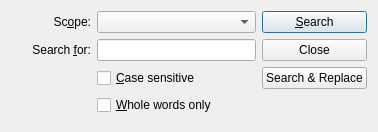
The window that src/plugins/find/finddialog.ui (qt-creator/qt-creator) describes before a commit, drawn with Qt 5.
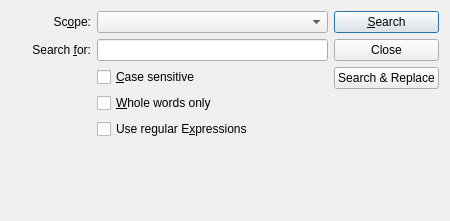
The same window after the commit.

Commit message:
Make "Use regular expressions" a general option for find filters.
This was the main goal of the new generalized Find::FindFlags

Patch:
```diff
--- a/src/plugins/find/finddialog.ui
+++ b/src/plugins/find/finddialog.ui
@@ -6,8 +6,8 @@
    <rect>
     <x>0</x>
     <y>0</y>
-    <width>378</width>
-    <height>123</height>
+    <width>450</width>
+    <height>221</height>
    </rect>
   </property>
   <property name="sizePolicy">
@@ -106,28 +106,57 @@
        </property>
       </widget>
      </item>
-     <item row="2" column="1">
+     <item row="2" column="2">
+      <widget class="QPushButton" name="replaceButton">
+       <property name="text">
+        <string>Search &amp;&amp; Replace</string>
+       </property>
+      </widget>
+     </item>
+     <item row="2" column="1" rowspan="3">
+      <widget class="QWidget" name="widget" native="true">
+       <layout class="QVBoxLayout" name="verticalLayout_2">
+        <property name="margin">
+         <number>0</number>
+        </property>
+        <item>
       <widget class="QCheckBox" name="matchCase">
        <property name="text">
         <string>&amp;Case sensitive</string>
        </property>
       </widget>
      </item>
-     <item row="3" column="1">
+        <item>
       <widget class="QCheckBox" name="wholeWords">
        <property name="text">
         <string>&amp;Whole words only</string>
        </property>
       </widget>
      </item>
-     <item row="2" column="2">
-      <widget class="QPushButton" name="replaceButton">
+        <item>
+         <widget class="QCheckBox" name="regExp">
        <property name="text">
-        <string>Search &amp;&amp; Replace</string>
+           <string>Use regular E&amp;xpressions</string>
        </property>
       </widget>
      </item>
     </layout>
+      </widget>
+     </item>
+    </layout>
+   </item>
+   <item>
+    <spacer name="verticalSpacer">
+     <property name="orientation">
+      <enum>Qt::Vertical</enum>
+     </property>
+     <property name="sizeHint" stdset="0">
+      <size>
+       <width>20</width>
+       <height>40</height>
+      </size>
+     </property>
+    </spacer>
    </item>
   </layout>
  </widget>
```
Left out of the diff: 4 changed lines with no effect on the pictures. Lines whose indentation alone changed are shown as unchanged. The commit also changes 11 other files.
